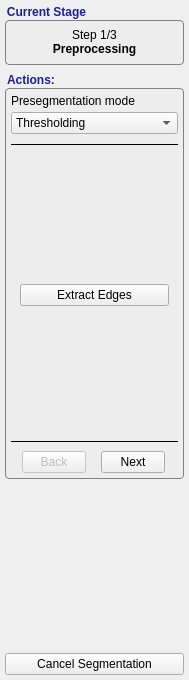
Above: GUI/Qt/Components/SnakeWizardPanel.ui from pyushkevich/itksnap before the change. Below: the same form after it.
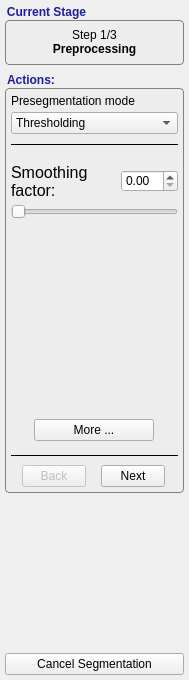
That is the form after the change. The open tabs and pages were chosen to show the change. Icons and pictures are not drawn. Custom widgets are drawn as their Qt base class.

Commit message: Added a slider for edge smoothness to the main snake wizard panel and fixed the behavior of all sliders for floating point images

```diff
--- a/GUI/Qt/Components/SnakeWizardPanel.ui
+++ b/GUI/Qt/Components/SnakeWizardPanel.ui
@@ -1101,13 +1101,64 @@
             </widget>
             <widget class="QWidget" name="pgEdge">
              <layout class="QGridLayout" name="gridLayout_6">
-              <item row="0" column="0">
+              <property name="leftMargin">
+               <number>0</number>
+              </property>
+              <property name="rightMargin">
+               <number>0</number>
+              </property>
+              <property name="verticalSpacing">
+               <number>4</number>
+              </property>
+              <item row="1" column="0" rowspan="2" colspan="3">
+               <widget class="QDoubleSlider" name="inEdgeScaleSlider">
+                <property name="orientation">
+                 <enum>Qt::Horizontal</enum>
+                </property>
+               </widget>
+              </item>
+              <item row="0" column="2">
+               <widget class="QDoubleSpinBox" name="inEdgeScale"/>
+              </item>
+              <item row="0" column="0" colspan="2">
+               <widget class="QLabel" name="label_23">
+                <property name="text">
+                 <string>&lt;html&gt;&lt;head/&gt;&lt;body&gt;&lt;p&gt;&lt;span style=&quot; font-size:12pt;&quot;&gt;Smoothing&lt;br/&gt;factor:&lt;/span&gt;&lt;/p&gt;&lt;/body&gt;&lt;/html&gt;</string>
+                </property>
+               </widget>
+              </item>
+              <item row="4" column="0" colspan="3" alignment="Qt::AlignHCenter|Qt::AlignBottom">
                <widget class="QPushButton" name="btnEdgeDetail">
+                <property name="minimumSize">
+                 <size>
+                  <width>120</width>
+                  <height>0</height>
+                 </size>
+                </property>
+                <property name="maximumSize">
+                 <size>
+                  <width>120</width>
+                  <height>16777215</height>
+                 </size>
+                </property>
                 <property name="text">
-                 <string>Extract Edges</string>
+                 <string>More ...</string>
                 </property>
                </widget>
               </item>
+              <item row="3" column="0">
+               <spacer name="verticalSpacer_15">
+                <property name="orientation">
+                 <enum>Qt::Vertical</enum>
+                </property>
+                <property name="sizeHint" stdset="0">
+                 <size>
+                  <width>20</width>
+                  <height>196</height>
+                 </size>
+                </property>
+               </spacer>
+              </item>
              </layout>
             </widget>
            </widget>
@@ -1945,6 +1996,11 @@
    <header>ColorLabelQuickListWidget.h</header>
    <container>1</container>
   </customwidget>
+  <customwidget>
+   <class>QDoubleSlider</class>
+   <extends>QSlider</extends>
+   <header location="global">QDoubleSlider.h</header>
+  </customwidget>
  </customwidgets>
  <resources>
   <include location="../Resources/SNAPResources.qrc"/>
```
Left out of the diff: 8 changed lines with no effect on the pictures. The commit also changes 3 other files.
